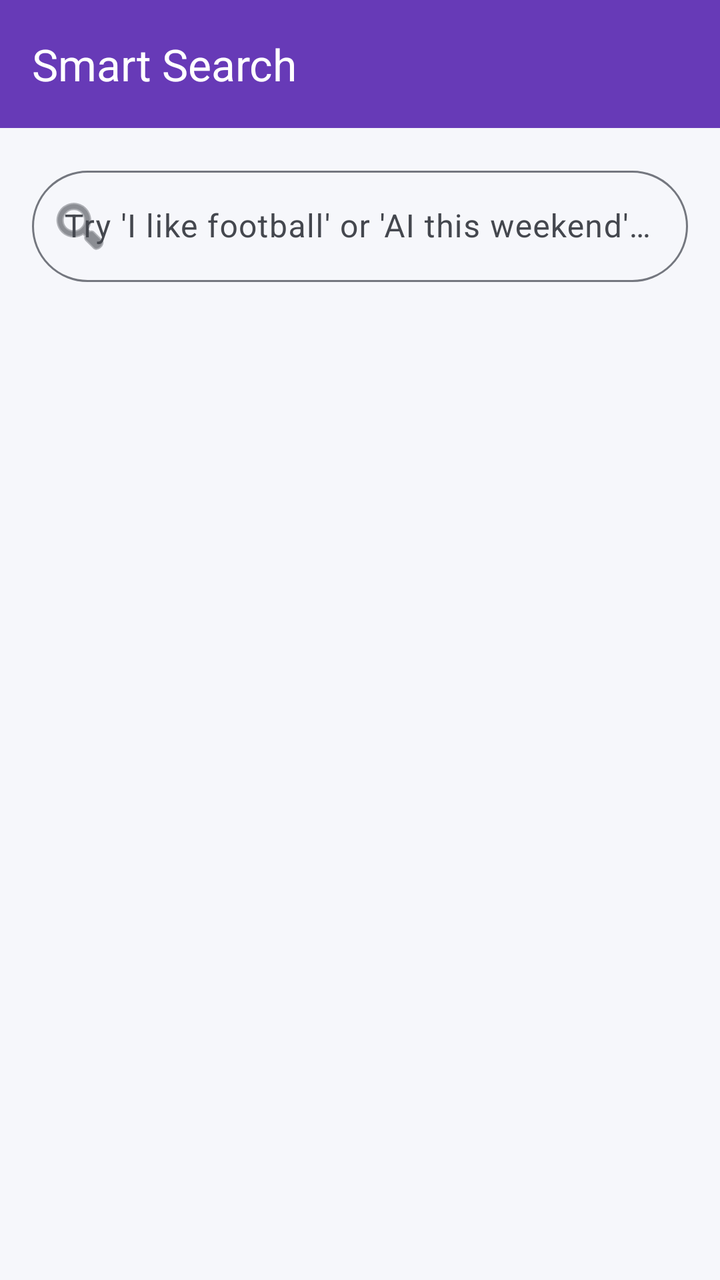
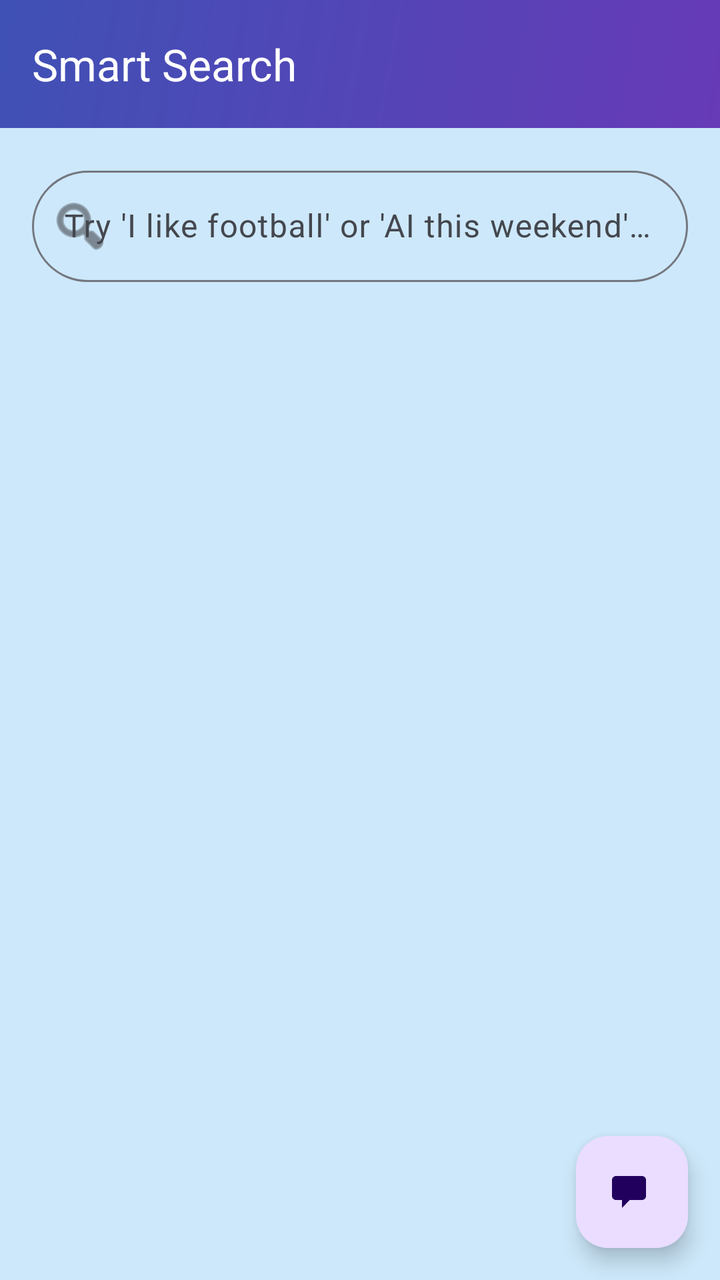

The first picture is an Android layout as it rendered before a commit; the second is the same layout after the commit. The layout source and the unified diff follow.
<!-- AndroidManifest.xml: application theme Theme.CampusConnect -->
<!-- res/layout/activity_search.xml -->
<?xml version="1.0" encoding="utf-8"?>
<androidx.constraintlayout.widget.ConstraintLayout xmlns:android="http://schemas.android.com/apk/res/android"
    xmlns:app="http://schemas.android.com/apk/res-auto"
    android:layout_width="match_parent"
    android:layout_height="match_parent">

    <com.google.android.material.appbar.MaterialToolbar
        android:id="@+id/toolbar"
        android:layout_width="match_parent"
        android:layout_height="?attr/actionBarSize"
        android:background="?attr/colorPrimary"
        app:title="Smart Search"
        app:titleTextColor="?attr/colorOnPrimary"
        app:layout_constraintTop_toTopOf="parent" />

    <include
        android:id="@+id/offlineBannerInclude"
        layout="@layout/view_offline_banner"
        android:layout_width="match_parent"
        android:layout_height="wrap_content"
        app:layout_constraintTop_toBottomOf="@id/toolbar" />

    <ProgressBar
        android:id="@+id/searchProgress"
        style="?android:attr/progressBarStyleHorizontal"
        android:layout_width="match_parent"
        android:layout_height="wrap_content"
        android:indeterminate="true"
        android:visibility="gone"
        app:layout_constraintTop_toBottomOf="@id/searchLayout" />

    <com.google.android.material.textfield.TextInputLayout
        android:id="@+id/searchLayout"
        style="@style/Widget.Material3.TextInputLayout.OutlinedBox"
        android:layout_width="match_parent"
        android:layout_height="wrap_content"
        android:layout_margin="16dp"
        android:hint="@string/try_i_like_football_or_ai_this_w"
        app:boxCornerRadiusBottomEnd="28dp"
        app:boxCornerRadiusBottomStart="28dp"
        app:boxCornerRadiusTopEnd="28dp"
        app:boxCornerRadiusTopStart="28dp"
        app:layout_constraintTop_toBottomOf="@id/offlineBannerInclude"
        app:startIconDrawable="@android:drawable/ic_menu_search">

        <com.google.android.material.textfield.TextInputEditText
            android:id="@+id/searchEditText"
            android:layout_width="match_parent"
            android:layout_height="wrap_content"
            android:inputType="text" />
    </com.google.android.material.textfield.TextInputLayout>

    <TextView
        android:id="@+id/historyHeader"
        android:layout_width="wrap_content"
        android:layout_height="wrap_content"
        android:layout_marginStart="24dp"
        android:layout_marginTop="8dp"
        android:text="@string/recent_searches"
        android:textSize="12sp"
        android:textStyle="bold"
        android:visibility="gone"
        app:layout_constraintStart_toStartOf="parent"
        app:layout_constraintTop_toBottomOf="@id/searchLayout" />

    <com.google.android.material.chip.ChipGroup
        android:id="@+id/historyChipGroup"
        android:layout_width="match_parent"
        android:layout_height="wrap_content"
        android:layout_marginHorizontal="24dp"
        android:layout_marginTop="4dp"
        app:layout_constraintTop_toBottomOf="@id/historyHeader" />

    <androidx.recyclerview.widget.RecyclerView
        android:id="@+id/resultsRecyclerView"
        android:layout_width="match_parent"
        android:layout_height="0dp"
        app:layout_constraintBottom_toBottomOf="parent"
        app:layout_constraintTop_toBottomOf="@id/historyChipGroup" />

    <LinearLayout
        android:id="@+id/emptyResultsState"
        android:layout_width="match_parent"
        android:layout_height="0dp"
        android:orientation="vertical"
        android:gravity="center"
        android:padding="32dp"
        android:visibility="gone"
        app:layout_constraintBottom_toBottomOf="parent"
        app:layout_constraintTop_toBottomOf="@id/historyChipGroup">

        <TextView
            android:id="@+id/emptyResultsTitle"
            android:layout_width="wrap_content"
            android:layout_height="wrap_content"
            android:text="@string/no_matches_found"
            android:textStyle="bold"
            android:textSize="16sp" />

        <TextView
            android:layout_width="wrap_content"
            android:layout_height="wrap_content"
            android:layout_marginTop="4dp"
            android:gravity="center"
            android:text="@string/try_different_words_or_ask_campu"
            android:textColor="?android:attr/textColorSecondary" />

        <Button
            android:id="@+id/askAiFromSearchButton"
            android:layout_width="wrap_content"
            android:layout_height="wrap_content"
            android:layout_marginTop="16dp"
            android:minHeight="48dp"
            android:text="@string/ask_campusconnect_ai" />
    </LinearLayout>

</androidx.constraintlayout.widget.ConstraintLayout>
<!-- res/layout/view_offline_banner.xml (included above) -->
<?xml version="1.0" encoding="utf-8"?>
<com.google.android.material.card.MaterialCardView xmlns:android="http://schemas.android.com/apk/res/android"
    xmlns:app="http://schemas.android.com/apk/res-auto"
    android:id="@+id/offlineBanner"
    android:layout_width="match_parent"
    android:layout_height="wrap_content"
    android:layout_margin="12dp"
    android:visibility="gone"
    app:cardBackgroundColor="@color/warning_container"
    app:cardCornerRadius="12dp"
    app:cardElevation="0dp">

    <TextView
        android:id="@+id/offlineBannerText"
        android:layout_width="match_parent"
        android:layout_height="wrap_content"
        android:minHeight="48dp"
        android:gravity="center_vertical"
        android:padding="12dp"
        android:text="@string/offline_saved"
        android:textColor="@color/on_warning_container" />
</com.google.android.material.card.MaterialCardView>
<!-- resources referenced by this layout -->
<resources>
  <color name="warning_container">#FFF8E1</color>
  <style name="Base.Theme.CampusConnect" parent="Theme.Material3.DayNight.NoActionBar">
          
          <item name="colorPrimary">@color/primary</item>
          <item name="colorOnPrimary">@color/on_primary</item>
          <item name="colorSecondary">@color/secondary</item>
          <item name="colorOnSecondary">@color/on_secondary</item>
          <item name="colorTertiary">@color/tertiary</item>
          <item name="colorOnTertiary">@color/on_tertiary</item>
          <item name="android:windowBackground">@color/background</item>
          <item name="colorSurface">@color/surface</item>
          <item name="colorOnSurface">@color/on_surface</item>
  
          <item name="colorSurfaceVariant">@color/surface_variant</item>
          <item name="colorOnSurfaceVariant">@color/on_surface_variant</item>
          <item name="colorError">@color/error</item>
          <item name="colorOnError">@color/on_error</item>
          <item name="colorOutline">@color/outline</item>
          <item name="colorOutlineVariant">@color/outline_variant</item>
          <item name="android:statusBarColor">@color/primary</item>
  
          
          <item name="materialCardViewStyle">@style/Widget.CampusConnect.Card</item>
      </style>
  <color name="primary">#673AB7</color>
  <color name="on_primary">#FFFFFF</color>
  <color name="secondary">#009688</color>
  <color name="on_secondary">#FFFFFF</color>
  <color name="tertiary">#FFC107</color>
  <color name="on_tertiary">#000000</color>
  <color name="background">#F6F7FB</color>
  <color name="surface">#FFFFFF</color>
  <color name="on_surface">#1A1C1E</color>
  <color name="surface_variant">#E1E2EC</color>
  <color name="on_surface_variant">#44474E</color>
  <color name="error">#B3261E</color>
  <color name="on_error">#FFFFFF</color>
  <color name="outline">#74777F</color>
  <color name="outline_variant">#C4C6D0</color>
  <style name="Widget.CampusConnect.Card" parent="Widget.Material3.CardView.Elevated">
          <item name="cardCornerRadius">16dp</item>
          <item name="cardElevation">2dp</item>
          <item name="strokeWidth">0dp</item>
      </style>
  <!-- unchanged entries left out for length: 8 -->
</resources>

<!-- the commit's change to res/layout/activity_search.xml (unified diff, before → after) -->
@@ -5,10 +5,11 @@
     android:layout_height="match_parent">
 
     <com.google.android.material.appbar.MaterialToolbar
+        android:theme="@style/ThemeOverlay.CampusConnect.Toolbar"
         android:id="@+id/toolbar"
         android:layout_width="match_parent"
         android:layout_height="?attr/actionBarSize"
-        android:background="?attr/colorPrimary"
+        android:background="@drawable/bg_toolbar_gradient"
         app:title="Smart Search"
         app:titleTextColor="?attr/colorOnPrimary"
         app:layout_constraintTop_toTopOf="parent" />
@@ -114,6 +115,16 @@
             android:text="@string/ask_campusconnect_ai" />
     </LinearLayout>
 
+    <com.google.android.material.floatingactionbutton.FloatingActionButton
+        android:id="@+id/aiAssistantFab"
+        android:layout_width="wrap_content"
+        android:layout_height="wrap_content"
+        android:layout_margin="16dp"
+        android:contentDescription="@string/cd_ask_ai"
+        android:src="@drawable/ic_ai_sparkle"
+        app:layout_constraintBottom_toBottomOf="parent"
+        app:layout_constraintEnd_toEndOf="parent" />
+
 </androidx.constraintlayout.widget.ConstraintLayout>
 <!-- res/layout/view_offline_banner.xml (included above) -->
 <?xml version="1.0" encoding="utf-8"?>
<!-- resource entries referenced after the edit -->
@@ -1,6 +1,39 @@
 <!-- resources referenced by this layout -->
 <resources>
   <color name="warning_container">#FFF8E1</color>
+  <!-- drawable bg_toolbar_gradient (drawable) -->
+  <?xml version="1.0" encoding="utf-8"?>
+  <shape xmlns:android="http://schemas.android.com/apk/res/android"
+      android:shape="rectangle">
+      <gradient
+          android:angle="135"
+          android:startColor="@color/gradient_start"
+          android:endColor="@color/gradient_end"
+          android:type="linear" />
+  </shape>
+  <!-- drawable ic_ai_sparkle (drawable) -->
+  <?xml version="1.0" encoding="utf-8"?>
+  <vector xmlns:android="http://schemas.android.com/apk/res/android"
+      android:width="24dp"
+      android:height="24dp"
+      android:viewportWidth="24"
+      android:viewportHeight="24">
+      <path
+          android:fillColor="#FF000000"
+          android:pathData="M4,4h13c1.1,0 2,0.9 2,2v8c0,1.1 -0.9,2 -2,2h-6.17L7,20v-4H4c-1.1,0 -2,-0.9 -2,-2V6C2,4.9 2.9,4 4,4z" />
+      <path
+          android:fillColor="#FFFFFF"
+          android:pathData="M15.5,6.2l0.7,1.7 1.7,0.7 -1.7,0.7 -0.7,1.7 -0.7,-1.7 -1.7,-0.7 1.7,-0.7z" />
+      <path
+          android:fillColor="#FFFFFF"
+          android:pathData="M8.7,9.6l0.5,1.2 1.2,0.5 -1.2,0.5 -0.5,1.2 -0.5,-1.2 -1.2,-0.5 1.2,-0.5z" />
+  </vector>
+  <string name="cd_ask_ai">Ask CampusConnect AI</string>
+  <style name="ThemeOverlay.CampusConnect.Toolbar" parent="">
+          <item name="colorControlNormal">?attr/colorOnPrimary</item>
+      </style>
+  <color name="gradient_start">#673AB7</color>
+  <color name="gradient_end">#3F51B5</color>
   <style name="Base.Theme.CampusConnect" parent="Theme.Material3.DayNight.NoActionBar">
           
           <item name="colorPrimary">@color/primary</item>
@@ -23,6 +56,7 @@
   
           
           <item name="materialCardViewStyle">@style/Widget.CampusConnect.Card</item>
+          <item name="toolbarStyle">@style/Widget.CampusConnect.Toolbar</item>
       </style>
   <color name="primary">#673AB7</color>
   <color name="on_primary">#FFFFFF</color>
@@ -30,7 +64,7 @@
   <color name="on_secondary">#FFFFFF</color>
   <color name="tertiary">#FFC107</color>
   <color name="on_tertiary">#000000</color>
-  <color name="background">#F6F7FB</color>
+  <color name="background">#CDE8FA</color>
   <color name="surface">#FFFFFF</color>
   <color name="on_surface">#1A1C1E</color>
   <color name="surface_variant">#E1E2EC</color>
@@ -40,10 +74,17 @@
   <color name="outline">#74777F</color>
   <color name="outline_variant">#C4C6D0</color>
   <style name="Widget.CampusConnect.Card" parent="Widget.Material3.CardView.Elevated">
-          <item name="cardCornerRadius">16dp</item>
-          <item name="cardElevation">2dp</item>
+          
+          <item name="cardBackgroundColor">@color/tile_bg</item>
+          <item name="cardCornerRadius">18dp</item>
+          <item name="cardElevation">0dp</item>
           <item name="strokeWidth">0dp</item>
       </style>
+  <style name="Widget.CampusConnect.Toolbar" parent="Widget.Material3.Toolbar">
+          <item name="navigationIconTint">?attr/colorOnPrimary</item>
+          <item name="android:theme">@style/ThemeOverlay.CampusConnect.Toolbar</item>
+      </style>
+  <color name="tile_bg">#ECE8FE</color>
   <!-- unchanged entries left out for length: 8 -->
 </resources>
 
